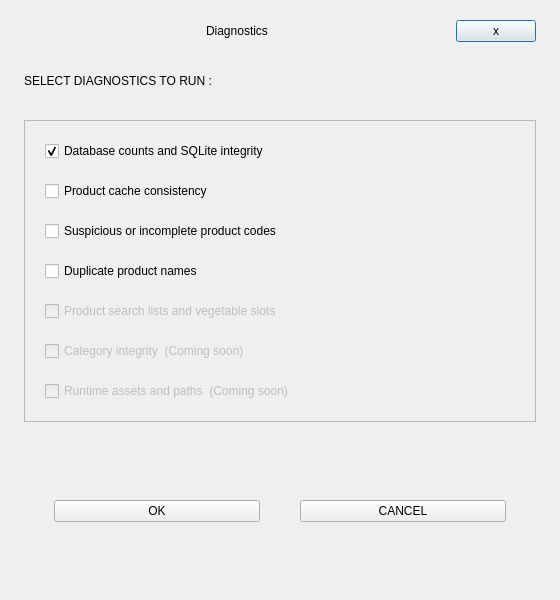
Before: the Qt Designer form Project/ui/diagnostics_menu.ui in Selvam-T/POS, drawn with Qt 5.
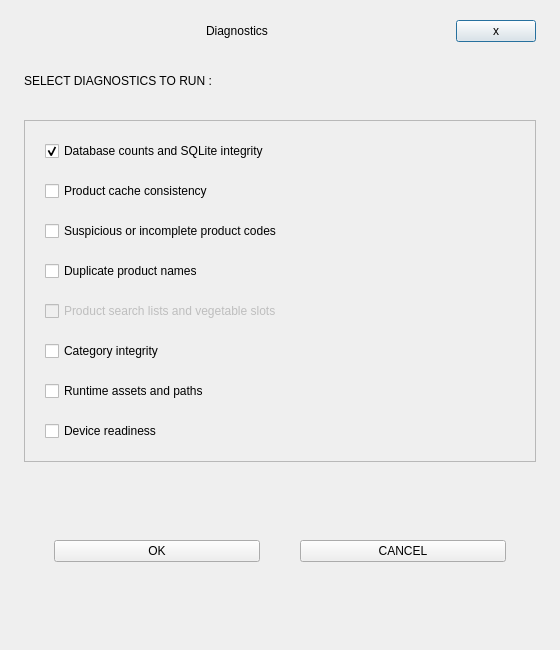
After: the same form once the commit is applied.

Commit message: feat(diagnostics): add Category runtime and Device readiness checks

```diff
--- a/Project/ui/diagnostics_menu.ui
+++ b/Project/ui/diagnostics_menu.ui
@@ -7,13 +7,13 @@
     <x>0</x>
     <y>0</y>
     <width>560</width>
-    <height>600</height>
+    <height>650</height>
    </rect>
   </property>
   <property name="minimumSize">
    <size>
     <width>500</width>
-    <height>600</height>
+    <height>650</height>
    </size>
   </property>
   <layout class="QVBoxLayout" name="mainVerticalLayout">
@@ -199,21 +199,22 @@
       </item>
       <item>
        <widget class="QCheckBox" name="categoryIntegrityCheckBox">
-        <property name="enabled">
-         <bool>false</bool>
-        </property>
         <property name="text">
-         <string>Category integrity  (Coming soon)</string>
+         <string>Category integrity</string>
         </property>
        </widget>
       </item>
       <item>
        <widget class="QCheckBox" name="runtimeAssetsCheckBox">
-        <property name="enabled">
-         <bool>false</bool>
+        <property name="text">
+         <string>Runtime assets and paths</string>
         </property>
+       </widget>
+      </item>
+      <item>
+       <widget class="QCheckBox" name="deviceReadinessCheckBox">
         <property name="text">
-         <string>Runtime assets and paths  (Coming soon)</string>
+         <string>Device readiness</string>
         </property>
        </widget>
       </item>
```
The commit also changes 13 other files.
